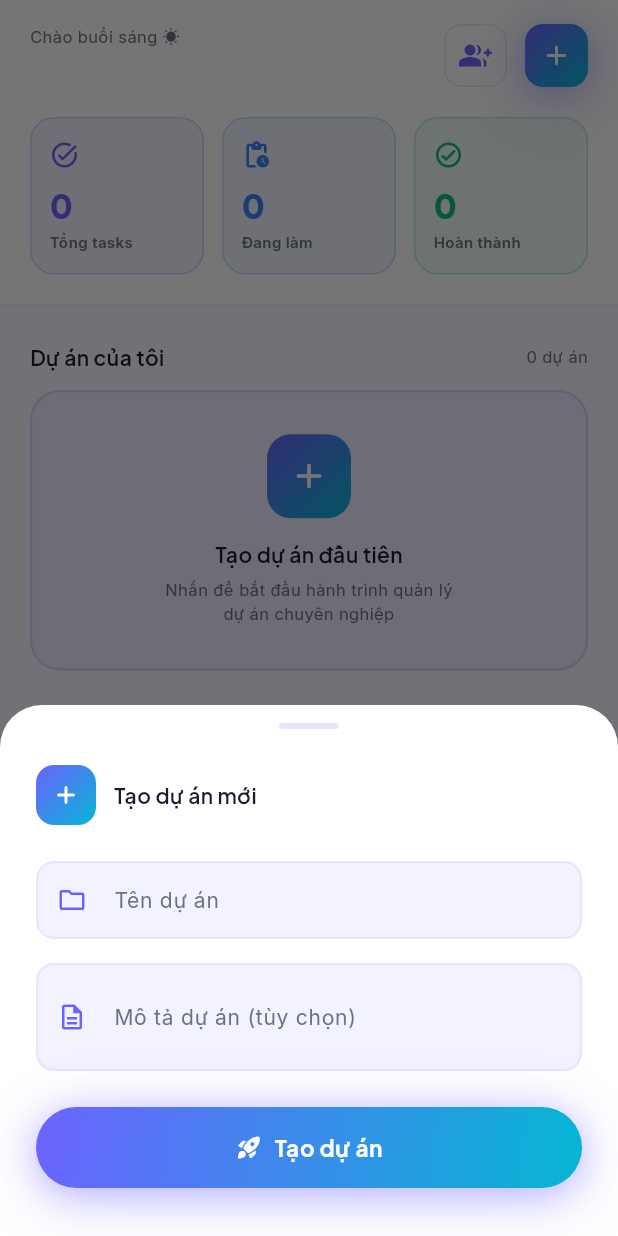
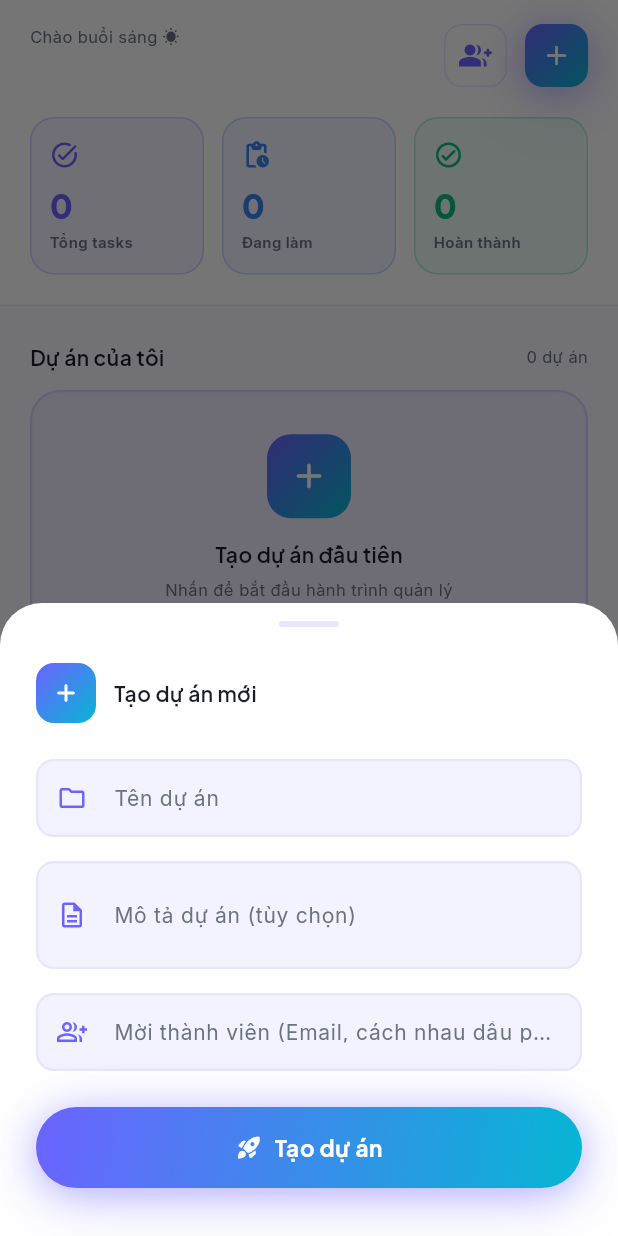
Before and after one commit to Khang87/Nhom2_DoAn_ProTask, a Flutter app: the screen it shows once a user with an empty profile is signed in, after a tap on the "add" icon, on a phone screen of 412 x 824 dp. Run offline on Flutter 3.47's test engine with Material 3 defaults, Android fonts, the light colour scheme and no system bars; our stand-ins replace cloud_firestore, file_picker, firebase_auth, firebase_core, firebase_messaging, firebase_storage and 7 more; missing offline and left inert: extension_google_sign_in_as_googleapis_auth, googleapis; accounts and stored records are empty.

Commit message:
feat: redesign profile, update task assignee logic, and robust phone login

```diff
--- a/assets/lang/en.json
+++ b/assets/lang/en.json
@@ -16,6 +16,7 @@
   "home_create_project_title": "Create new project",
   "home_project_name": "Project Name",
   "home_project_desc": "Project Description (optional)",
+  "home_project_members": "Invite members (Email, comma-separated)",
   "home_btn_create_project": "Create Project",
   "home_greeting_morning": "Good morning ☀️",
   "home_greeting_afternoon": "Good afternoon 🌤️",
--- a/assets/lang/vi.json
+++ b/assets/lang/vi.json
@@ -16,6 +16,7 @@
   "home_create_project_title": "Tạo dự án mới",
   "home_project_name": "Tên dự án",
   "home_project_desc": "Mô tả dự án (tùy chọn)",
+  "home_project_members": "Mời thành viên (Email, cách nhau dấu phẩy)",
   "home_btn_create_project": "Tạo dự án",
   "home_greeting_morning": "Chào buổi sáng ☀️",
   "home_greeting_afternoon": "Chào buổi chiều 🌤️",
--- a/lib/model/user_model.dart
+++ b/lib/model/user_model.dart
@@ -5,6 +5,7 @@ class UserModel {
   final String email;
   final String displayName;
   final String photoUrl;
+  final String phone;
   final List<String> joinedProjects;
   final DateTime createdAt;
 
@@ -13,6 +14,7 @@ class UserModel {
     required this.email,
     required this.displayName,
     required this.photoUrl,
+    this.phone = '',
     required this.joinedProjects,
     required this.createdAt,
   });
@@ -23,6 +25,7 @@ class UserModel {
       email: map['email'] ?? '',
       displayName: map['display_name'] ?? '',
       photoUrl: map['photo_url'] ?? '',
+      phone: map['phone'] ?? '',
       joinedProjects: List<String>.from(map['joined_projects'] ?? []),
       createdAt: (map['created_at'] as Timestamp).toDate(),
     );
@@ -34,6 +37,7 @@ class UserModel {
       'email': email,
       'display_name': displayName,
       'photo_url': photoUrl,
+      'phone': phone,
       'joined_projects': joinedProjects,
       'created_at': Timestamp.fromDate(createdAt),
     };
--- a/lib/provider/project_provider.dart
+++ b/lib/provider/project_provider.dart
@@ -23,7 +23,7 @@ class ProjectProvider with ChangeNotifier {
   }
 
   // Tạo dự án mới
-  Future<void> createProject(String title, String description, String ownerId) async {
+  Future<void> createProject(String title, String description, String ownerId, [List<String>? inviteEmails]) async {
     ProjectModel newProject = ProjectModel(
       projectId: '', // Firestore sẽ tự tạo
       title: title,
@@ -32,7 +32,15 @@ class ProjectProvider with ChangeNotifier {
       members: [ProjectMember(userId: ownerId, role: 'owner')],
       createdAt: DateTime.now(),
     );
-    await _firestoreService.createProject(newProject);
+    String newId = await _firestoreService.createProject(newProject);
+
+    if (inviteEmails != null && inviteEmails.isNotEmpty) {
+      for (String email in inviteEmails) {
+        if (email.trim().isNotEmpty) {
+          await inviteMember(newId, email.trim(), 'member');
+        }
+      }
+    }
   }
 
   // Lấy vai trò của user trong dự án
--- a/lib/screen/home_screen.dart
+++ b/lib/screen/home_screen.dart
@@ -611,6 +611,7 @@ class HomeTab extends StatelessWidget {
   void _showCreateProjectDialog(BuildContext context, bool isDark, String userId, LocaleProvider localeProvider) {
     final titleController = TextEditingController();
     final descController = TextEditingController();
+    final emailsController = TextEditingController();
 
     showModalBottomSheet(
       context: context,
@@ -675,6 +676,15 @@ class HomeTab extends StatelessWidget {
                   prefixIcon: const Icon(Icons.description_outlined, color: AppColors.primary, size: 20),
                 ),
               ),
+              const SizedBox(height: 16),
+              TextField(
+                controller: emailsController,
+                style: AppTextStyles.body(isDark),
+                decoration: InputDecoration(
+                  labelText: localeProvider.getText('home_project_members'),
+                  prefixIcon: const Icon(Icons.group_add_outlined, color: AppColors.primary, size: 20),
+                ),
+              ),
               const SizedBox(height: 24),
               SizedBox(
                 width: double.infinity,
@@ -683,8 +693,9 @@ class HomeTab extends StatelessWidget {
                   icon: Icons.rocket_launch_rounded,
                   onTap: () {
                     if (titleController.text.isNotEmpty) {
+                      List<String> emails = emailsController.text.split(',').map((e) => e.trim()).where((e) => e.isNotEmpty).toList();
                       Provider.of<ProjectProvider>(context, listen: false)
-                          .createProject(titleController.text, descController.text, userId);
+                          .createProject(titleController.text, descController.text, userId, emails);
                       Navigator.pop(context);
                     }
                   },
--- a/lib/screen/kanban_screen.dart
+++ b/lib/screen/kanban_screen.dart
@@ -405,7 +405,7 @@ class _KanbanScreenState extends State<KanbanScreen> with SingleTickerProviderSt
     final descCtrl = TextEditingController();
     DateTime? selectedDate;
     List<File> selectedFiles = [];
-    List<String> selectedAssignees = [userId];
+    List<String> selectedAssignees = [];
 
     final project = Provider.of<ProjectProvider>(context, listen: false)
         .projects.firstWhere((p) => p.projectId == widget.projectId);
@@ -543,9 +543,7 @@ class _KanbanScreenState extends State<KanbanScreen> with SingleTickerProviderSt
                                   if (val) {
                                     selectedAssignees.add(u.uid);
                                   } else {
-                                    if (selectedAssignees.length > 1) {
-                                      selectedAssignees.remove(u.uid);
-                                    }
+                                    selectedAssignees.remove(u.uid);
                                   }
                                 });
                               },
--- a/lib/screen/profile_screen.dart
+++ b/lib/screen/profile_screen.dart
@@ -23,88 +23,113 @@ class ProfileScreen extends StatelessWidget {
 
     return Scaffold(
       backgroundColor: isDark ? AppColors.darkBg : AppColors.lightBg,
-      body: Scrollbar(
-        thickness: 6,
-        radius: const Radius.circular(10),
-        child: CustomScrollView(
+      body: CustomScrollView(
         physics: const BouncingScrollPhysics(parent: AlwaysScrollableScrollPhysics()),
         slivers: [
-            // Header with avatar
           SliverAppBar(
-              expandedHeight: 260.0,
+            expandedHeight: 280.0,
             pinned: true,
             stretch: true,
             backgroundColor: isDark ? AppColors.darkBg : AppColors.lightBg,
             elevation: 0,
             flexibleSpace: FlexibleSpaceBar(
-                titlePadding: const EdgeInsets.only(left: 20, bottom: 16),
-                title: Text(
-                  "Tài khoản",
-                  style: GoogleFonts.plusJakartaSans(
-                    fontSize: 20, fontWeight: FontWeight.w700,
-                    color: isDark ? AppColors.textPrimaryDark : AppColors.textPrimaryLight,
+              stretchModes: const [StretchMode.zoomBackground, StretchMode.blurBackground],
+              background: Container(
+                decoration: BoxDecoration(
+                  gradient: LinearGradient(
+                    begin: Alignment.topLeft,
+                    end: Alignment.bottomRight,
+                    colors: isDark
+                        ? [AppColors.darkBg, AppColors.darkCard.withOpacity(0.8)]
+                        : [AppColors.lightBg, AppColors.primary.withOpacity(0.05)],
                   ),
                 ),
-                stretchModes: const [StretchMode.zoomBackground, StretchMode.blurBackground],
-                background: Container(
-                  color: isDark ? AppColors.darkBg : AppColors.lightBg,
                 child: SafeArea(
                   child: Column(
                     mainAxisAlignment: MainAxisAlignment.center,
                     children: [
                       const SizedBox(height: 10),
-                        // Avatar
-                        Stack(
+                      GestureDetector(
+                        onTap: () => Navigator.push(context, MaterialPageRoute(builder: (_) => const MyProfileScreen())),
+                        child: Stack(
+                          alignment: Alignment.center,
                           children: [
                             Container(
-                              width: 90, height: 90,
+                              width: 100, height: 100,
                               decoration: BoxDecoration(
-                                color: isDark ? AppColors.darkCard : AppColors.lightCard,
                                 shape: BoxShape.circle,
-                                border: Border.all(color: AppColors.primary, width: 2),
-                                boxShadow: AppShadows.card(isDark),
+                                gradient: AppGradients.brand,
+                                boxShadow: [
+                                  BoxShadow(
+                                    color: AppColors.primary.withOpacity(0.3),
+                                    blurRadius: 20,
+                                    offset: const Offset(0, 8),
+                                  ),
+                                ],
+                              ),
+                              child: Padding(
+                                padding: const EdgeInsets.all(3.0),
+                                child: Container(
+                                  decoration: BoxDecoration(
+                                    color: isDark ? AppColors.darkCard : Colors.white,
+                                    shape: BoxShape.circle,
                                   ),
                                   child: Center(
                                     child: Text(
                                       username.isNotEmpty ? username[0].toUpperCase() : "U",
                                       style: GoogleFonts.plusJakartaSans(
-                                    fontSize: 36, fontWeight: FontWeight.w800, color: AppColors.primary,
+                                        fontSize: 40, fontWeight: FontWeight.w800,
+                                        color: isDark ? Colors.white : AppColors.primary,
+                                      ),
+                                    ),
                                   ),
                                 ),
                               ),
                             ),
                             Positioned(
-                              bottom: 0, right: 0,
+                              bottom: 0, right: 4,
                               child: Container(
-                                width: 28, height: 28,
+                                width: 32, height: 32,
                                 decoration: BoxDecoration(
-                                  color: AppColors.statusDone,
+                                  gradient: AppGradients.brand,
                                   shape: BoxShape.circle,
-                                  border: Border.all(color: isDark ? AppColors.darkBg : AppColors.lightBg, width: 2),
+                                  border: Border.all(color: isDark ? AppColors.darkBg : Colors.white, width: 3),
                                 ),
-                                child: const Icon(Icons.check_rounded, color: Colors.white, size: 16),
+                                child: const Icon(Icons.edit_rounded, color: Colors.white, size: 16),
                               ),
                             ),
                           ],
                         ),
-                        const SizedBox(height: 16),
+                      ),
+                      const SizedBox(height: 20),
                       Text(
                         username,
                         style: GoogleFonts.plusJakartaSans(
-                            fontSize: 22, fontWeight: FontWeight.w800,
-                            color: isDark ? AppColors.textPrimaryDark : AppColors.textPrimaryLight,
+                          fontSize: 24, fontWeight: FontWeight.w800,
+                          color: isDark ? Colors.white : AppColors.textPrimaryLight,
                         ),
                       ),
-                        const SizedBox(height: 6),
+                      const SizedBox(height: 8),
                       Container(
-                          padding: const EdgeInsets.symmetric(horizontal: 14, vertical: 6),
+                        padding: const EdgeInsets.symmetric(horizontal: 16, vertical: 8),
                         decoration: BoxDecoration(
-                            color: AppColors.primary.withOpacity(0.1),
-                            borderRadius: BorderRadius.circular(20),
+                          color: isDark ? Colors.white.withOpacity(0.1) : AppColors.primary.withOpacity(0.1),
+                          borderRadius: BorderRadius.circular(30),
                         ),
-                          child: Text(
+                        child: Row(
+                          mainAxisSize: MainAxisSize.min,
+                          children: [
+                            Icon(Icons.email_rounded, size: 14, color: isDark ? Colors.white70 : AppColors.primary),
+                            const SizedBox(width: 6),
+                            Text(
                               user?.email ?? "",
-                            style: GoogleFonts.inter(fontSize: 13, color: AppColors.primary, fontWeight: FontWeight.w600),
+                              style: GoogleFonts.inter(
+                                fontSize: 13,
+                                color: isDark ? Colors.white70 : AppColors.primary,
+                                fontWeight: FontWeight.w600,
+                              ),
+                            ),
+                          ],
                         ),
                       ),
                       const SizedBox(height: 20),
@@ -117,7 +142,7 @@ class ProfileScreen extends StatelessWidget {
               IconButton(
                 icon: Icon(
                   isDark ? Icons.light_mode_rounded : Icons.dark_mode_rounded,
-                    color: isDark ? AppColors.textPrimaryDark : AppColors.textPrimaryLight,
+                  color: isDark ? Colors.white : AppColors.textPrimaryLight,
                 ),
                 onPressed: () => themeProvider.toggleTheme(),
               ),
@@ -125,22 +150,25 @@ class ProfileScreen extends StatelessWidget {
             ],
           ),
 
-            // Settings list
+          // Settings Blocks
           SliverToBoxAdapter(
             child: Transform.translate(
               offset: const Offset(0, -20),
-                child: Container(
-                  margin: const EdgeInsets.symmetric(horizontal: 16),
-                  padding: const EdgeInsets.all(6),
+              child: Padding(
+                padding: const EdgeInsets.symmetric(horizontal: 16.0),
+                child: Column(
+                  children: [
+                    // System Settings Card
+                    Container(
                       decoration: BoxDecoration(
-                    color: isDark ? AppColors.darkCard : AppColors.lightCard,
-                    borderRadius: BorderRadius.circular(AppRadius.xl),
+                        color: isDark ? AppColors.darkCard : Colors.white,
+                        borderRadius: BorderRadius.circular(24),
+                        boxShadow: AppShadows.card(isDark),
                         border: Border.all(color: isDark ? AppColors.darkBorder : AppColors.lightBorder),
-                    boxShadow: AppShadows.card(isDark),
                       ),
                       child: Column(
                         children: [
-                      _buildSectionLabel("CHUNG", isDark),
+                          _buildSectionLabel("HỆ THỐNG", isDark),
                           _buildTile(
                             context,
                             icon: Icons.language_rounded,
@@ -160,36 +188,23 @@ class ProfileScreen extends StatelessWidget {
                             isDark: isDark,
                             onTap: () => themeProvider.toggleTheme(),
                           ),
+                          const SizedBox(height: 8),
                         ],
                       ),
                     ),
-              ),
-            ),
+                    const SizedBox(height: 16),
 
-            SliverToBoxAdapter(
-              child: Transform.translate(
-                offset: const Offset(0, -10),
-                child: Container(
-                  margin: const EdgeInsets.symmetric(horizontal: 16),
-                  padding: const EdgeInsets.all(6),
+                    // Action Settings Card
+                    Container(
                       decoration: BoxDecoration(
-                    color: isDark ? AppColors.darkCard : AppColors.lightCard,
-                    borderRadius: BorderRadius.circular(AppRadius.xl),
+                        color: isDark ? AppColors.darkCard : Colors.white,
+                        borderRadius: BorderRadius.circular(24),
+                        boxShadow: AppShadows.card(isDark),
                         border: Border.all(color: isDark ? AppColors.darkBorder : AppColors.lightBorder),
-                    boxShadow: AppShadows.card(isDark),
                       ),
                       child: Column(
                         children: [
-                      _buildSectionLabel("TÀI KHOẢN", isDark),
-                      _buildTile(
-                        context,
-                        icon: Icons.account_circle_rounded,
-                        color: AppColors.primary,
-                        label: "Hồ sơ cá nhân",
-                        isDark: isDark,
-                        onTap: () => Navigator.push(context, MaterialPageRoute(builder: (_) => const MyProfileScreen())),
-                      ),
-                      _buildDivider(isDark),
+                          _buildSectionLabel("BẢO MẬT & THÔNG BÁO", isDark),
                           _buildTile(
                             context,
                             icon: Icons.notifications_rounded,
@@ -217,16 +232,20 @@ class ProfileScreen extends StatelessWidget {
                             isDestructive: true,
                             onTap: () => _showLogoutDialog(context, isDark, authProvider),
                           ),
+                          const SizedBox(height: 8),
+                        ],
+                      ),
+                    ),
                   ],
                 ),
               ),
             ),
           ),
 
-            // Version
+          // Version Footer
           SliverToBoxAdapter(
             child: Padding(
-                padding: const EdgeInsets.only(bottom: 40, top: 10),
+              padding: const EdgeInsets.only(bottom: 40, top: 20),
               child: Center(
                 child: Column(
                   children: [
@@ -234,7 +253,7 @@ class ProfileScreen extends StatelessWidget {
                       width: 44, height: 44,
                       decoration: BoxDecoration(
                         gradient: AppGradients.brand,
-                          borderRadius: BorderRadius.circular(AppRadius.md),
+                        borderRadius: BorderRadius.circular(14),
                         boxShadow: [
                           BoxShadow(
                             color: AppColors.primary.withOpacity(0.3),
@@ -243,7 +262,7 @@ class ProfileScreen extends StatelessWidget {
                           )
                         ],
                       ),
-                        child: const Icon(Icons.task_alt_rounded, color: Colors.white, size: 24),
+                      child: const Icon(Icons.rocket_launch_rounded, color: Colors.white, size: 24),
                     ),
                     const SizedBox(height: 12),
                     Text(
@@ -251,7 +270,7 @@ class ProfileScreen extends StatelessWidget {
                       style: AppTextStyles.captionBold(isDark).copyWith(fontSize: 14),
                     ),
                     Text(
-                        "HUIT 2025 · Nhóm 2",
+                      "Elevating Productivity",
                       style: AppTextStyles.caption(isDark),
                     ),
                   ],
@@ -260,7 +279,6 @@ class ProfileScreen extends StatelessWidget {
             ),
           ),
         ],
-        ),
       ),
     );
   }
```
Also changed, not shown: lib/provider/auth_provider.dart (+17 -5 lines), lib/screen/forgotpass_screen.dart (+12 -2 lines), lib/screen/login_screen.dart (+42 -3 lines), lib/screen/my_profile_screen.dart (+12 -2 lines), 1 other file. Lines whose indentation alone changed are shown as unchanged.
